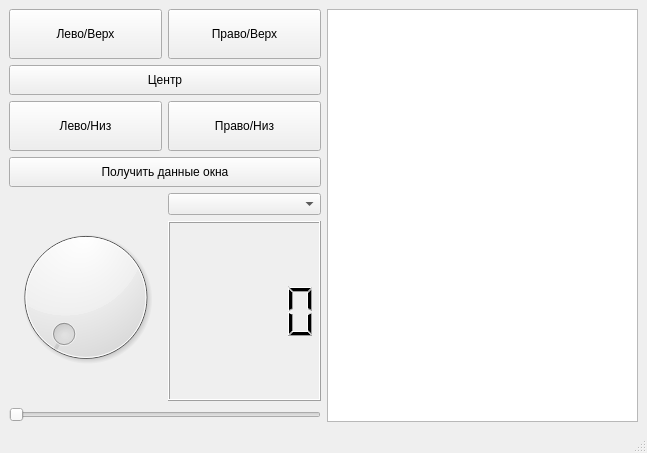
Before: the Qt Designer form ui/MyWidgetP2.ui in KAY2803/python_QT, drawn with Qt 5.
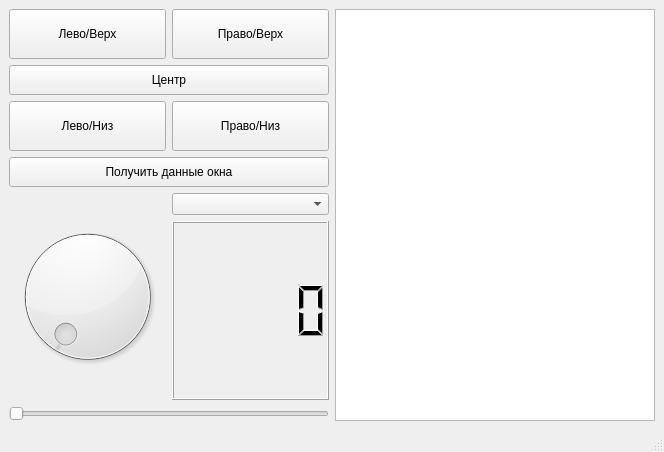
After: the same form once the commit is applied.

```diff
--- a/ui/MyWidgetP2.ui
+++ b/ui/MyWidgetP2.ui
@@ -6,8 +6,8 @@
    <rect>
     <x>0</x>
     <y>0</y>
-    <width>647</width>
-    <height>453</height>
+    <width>664</width>
+    <height>452</height>
    </rect>
   </property>
   <property name="windowTitle">
```
Left out of the diff: 2 changed lines with no effect on the pictures.
